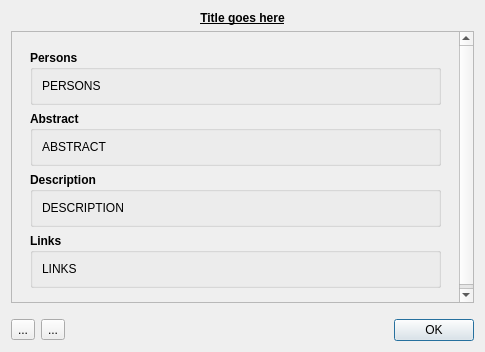
edulix/confclerk, file src/gui/eventdialog.ui: the form before one commit.
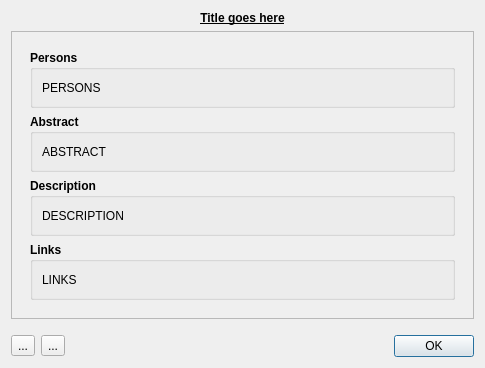
The form after the commit. Icons and pictures are not drawn.

```diff
--- a/src/gui/eventdialog.ui
+++ b/src/gui/eventdialog.ui
@@ -1,12 +1,12 @@
 <ui version="4.0" >
  <class>EventDialog</class>
- <widget class="QDialog" name="EventDialog" >
-  <property name="geometry" >
+ <widget class="QDialog" name="EventDialog">
+  <property name="geometry">
    <rect>
     <x>0</x>
     <y>0</y>
     <width>485</width>
-    <height>352</height>
+    <height>368</height>
    </rect>
   </property>
   <property name="sizePolicy" >
@@ -61,13 +61,13 @@
        <property name="widgetResizable" >
         <bool>true</bool>
        </property>
-       <widget class="QWidget" name="scrollAreaWidgetContents" >
-        <property name="geometry" >
+       <widget class="QWidget" name="scrollAreaWidgetContents">
+        <property name="geometry">
          <rect>
           <x>0</x>
           <y>0</y>
-          <width>461</width>
-          <height>254</height>
+          <width>463</width>
+          <height>270</height>
          </rect>
         </property>
         <layout class="QGridLayout" name="gridLayout_2" >
```
Left out of the diff: 181 changed lines with no effect on the pictures.
